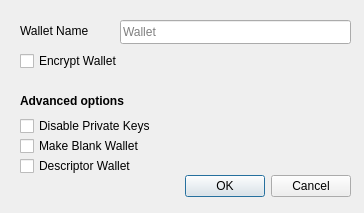
Above: src/qt/forms/createwalletdialog.ui from mateusz-klatt-apple/bitcoin before the change. Below: the same form after it.
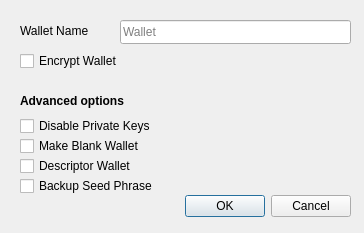
That is the form after the change.

Commit message: Backup Seed Phrase checkbox

What changed in the file:
```diff
--- a/src/qt/forms/createwalletdialog.ui
+++ b/src/qt/forms/createwalletdialog.ui
@@ -7,7 +7,7 @@
     <x>0</x>
     <y>0</y>
     <width>364</width>
-    <height>213</height>
+    <height>233</height>
    </rect>
   </property>
   <property name="windowTitle">
@@ -17,7 +17,7 @@
    <property name="geometry">
     <rect>
      <x>10</x>
-     <y>170</y>
+     <y>190</y>
      <width>341</width>
      <height>32</height>
     </rect>
@@ -141,6 +141,22 @@
     <string>Descriptor Wallet</string>
    </property>
   </widget>
+  <widget class="QCheckBox" name="seed_checkbox">
+   <property name="geometry">
+    <rect>
+     <x>20</x>
+     <y>175</y>
+     <width>220</width>
+     <height>22</height>
+    </rect>
+   </property>
+   <property name="toolTip">
+    <string>Create descriptor wallet from BIP39 recovery mnemonic (ColdCard/Ledger/Trezor)</string>
+   </property>
+   <property name="text">
+    <string>Backup Seed Phrase</string>
+   </property>
+  </widget>
  </widget>
  <tabstops>
   <tabstop>wallet_name_line_edit</tabstop>
```
The commit also changes 3 other files.
